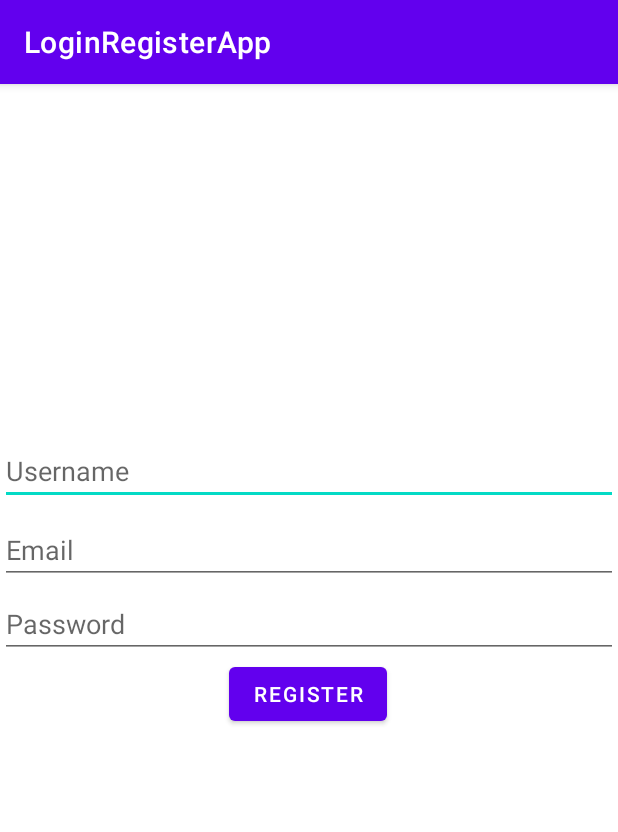
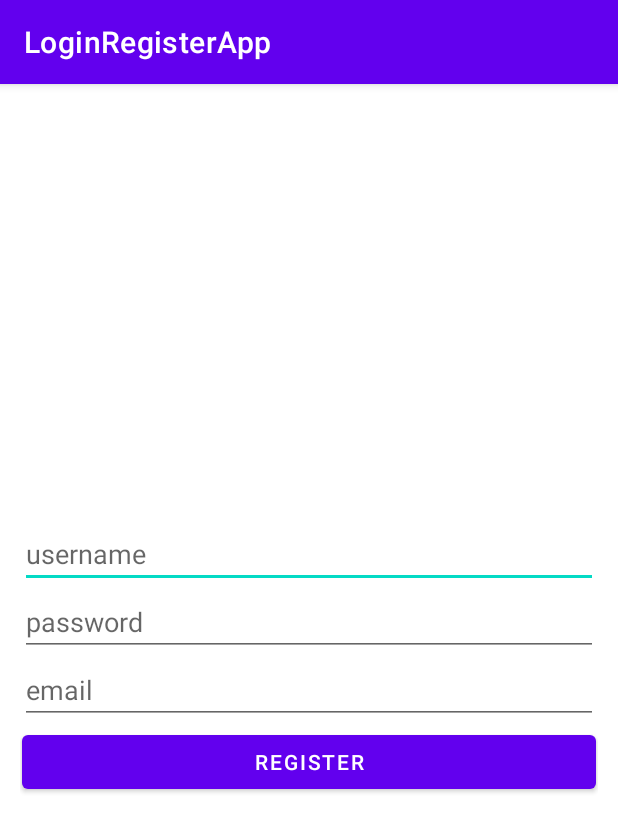
Before and after one commit to YtachY/LoginRegisterApp, an Android app: the RegisterActivity screen opened directly, with no data from a screen before it, on a phone screen of 412 x 824 dp. Shown: the top 832 px of the screen. Run offline under Robolectric (Android 15) with nearby library versions, the phone set to English and light mode, and no system bars.

Commit message:
[Updated] Change layout for register activity

```diff
--- a/app/src/main/res/layout/activity_register.xml
+++ b/app/src/main/res/layout/activity_register.xml
@@ -1,78 +1,50 @@
 <?xml version="1.0" encoding="utf-8"?>
-<androidx.constraintlayout.widget.ConstraintLayout xmlns:android="http://schemas.android.com/apk/res/android"
+<RelativeLayout xmlns:android="http://schemas.android.com/apk/res/android"
     xmlns:app="http://schemas.android.com/apk/res-auto"
     xmlns:tools="http://schemas.android.com/tools"
     android:layout_width="match_parent"
     android:layout_height="match_parent"
+    android:orientation="vertical"
+    android:padding="8dp"
     tools:context=".ui.register.RegisterActivity">
 
-    <EditText
-        android:id="@+id/username"
-        android:layout_width="0dp"
+    <LinearLayout
+        android:layout_centerInParent="true"
         android:layout_height="wrap_content"
-        android:layout_marginTop="36dp"
-        android:hint="@string/register_username"
-        android:inputType="textEmailAddress"
-        android:selectAllOnFocus="true"
-        app:layout_constraintBottom_toTopOf="@+id/register_email"
-        app:layout_constraintEnd_toEndOf="parent"
-        app:layout_constraintHorizontal_bias="0.0"
-        app:layout_constraintStart_toStartOf="parent"
-        app:layout_constraintTop_toTopOf="parent"
-        app:layout_constraintVertical_bias="0.966" />
+        android:layout_width="match_parent"
+        android:layout_margin="5sp"
+        android:orientation="vertical" >
 
-    <EditText
-        android:id="@+id/register_email"
-        android:layout_width="0dp"
-        android:layout_height="wrap_content"
-        android:layout_marginTop="288dp"
-        android:hint="@string/prompt_email"
-        android:inputType="textEmailAddress"
-        android:selectAllOnFocus="true"
-        app:layout_constraintEnd_toEndOf="parent"
-        app:layout_constraintHorizontal_bias="0.0"
-        app:layout_constraintStart_toStartOf="parent"
-        app:layout_constraintTop_toTopOf="parent" />
+        <EditText
+            android:id="@+id/edit_username"
+            android:layout_width="match_parent"
+            android:layout_height="wrap_content"
+            android:hint="username"/>
 
-    <EditText
-        android:id="@+id/password"
-        android:layout_width="0dp"
-        android:layout_height="wrap_content"
-        android:layout_marginTop="4dp"
-        android:hint="@string/prompt_password"
-        android:imeActionLabel="@string/action_sign_in_short"
-        android:imeOptions="actionDone"
-        android:inputType="textPassword"
-        android:selectAllOnFocus="true"
-        app:layout_constraintEnd_toEndOf="parent"
-        app:layout_constraintHorizontal_bias="0.0"
-        app:layout_constraintStart_toStartOf="parent"
-        app:layout_constraintTop_toBottomOf="@+id/register_email" />
+        <EditText
+            android:id="@+id/edit_password"
+            android:layout_width="match_parent"
+            android:layout_height="wrap_content"
+            android:ems="10"
+            android:hint="password"
+            android:inputType="textPassword" />
 
-    <Button
-        android:id="@+id/register"
-        android:layout_width="wrap_content"
-        android:layout_height="48dp"
-        android:layout_gravity="start"
-        android:enabled="true"
-        android:text="@string/action_register_in"
-        app:layout_constraintEnd_toEndOf="parent"
-        app:layout_constraintHorizontal_bias="0.497"
-        app:layout_constraintStart_toStartOf="parent"
-        app:layout_constraintTop_toBottomOf="@+id/password" />
 
-    <ProgressBar
-        android:id="@+id/loading"
-        android:layout_width="wrap_content"
-        android:layout_height="wrap_content"
-        android:layout_gravity="center"
-        android:layout_marginTop="64dp"
-        android:layout_marginBottom="64dp"
-        android:visibility="gone"
-        app:layout_constraintBottom_toBottomOf="parent"
-        app:layout_constraintEnd_toEndOf="@+id/password"
-        app:layout_constraintStart_toStartOf="@+id/password"
-        app:layout_constraintTop_toTopOf="parent"
-        app:layout_constraintVertical_bias="0.3" />
+        <EditText
+            android:id="@+id/edit_email"
+            android:layout_width="match_parent"
+            android:layout_height="wrap_content"
+            android:hint="@string/register_email"/>
 
-</androidx.constraintlayout.widget.ConstraintLayout>
+        <Button
+            android:id="@+id/btn_registration"
+            android:layout_gravity="fill"
+            android:layout_width="match_parent"
+            android:layout_height="wrap_content"
+            android:layout_columnWeight="1"
+            android:layout_rowWeight="1"
+            android:layout_margin="1sp"
+            android:text="@string/action_register_in" />
+    </LinearLayout>
+
+</RelativeLayout>
--- a/app/src/main/res/values/strings.xml
+++ b/app/src/main/res/values/strings.xml
@@ -11,4 +11,5 @@
     <string name="invalid_username">Not a valid username</string>
     <string name="invalid_password">Password must be >5 characters</string>
     <string name="login_failed">"Login failed"</string>
+    <string name="register_email">email</string>
 </resources>
```
